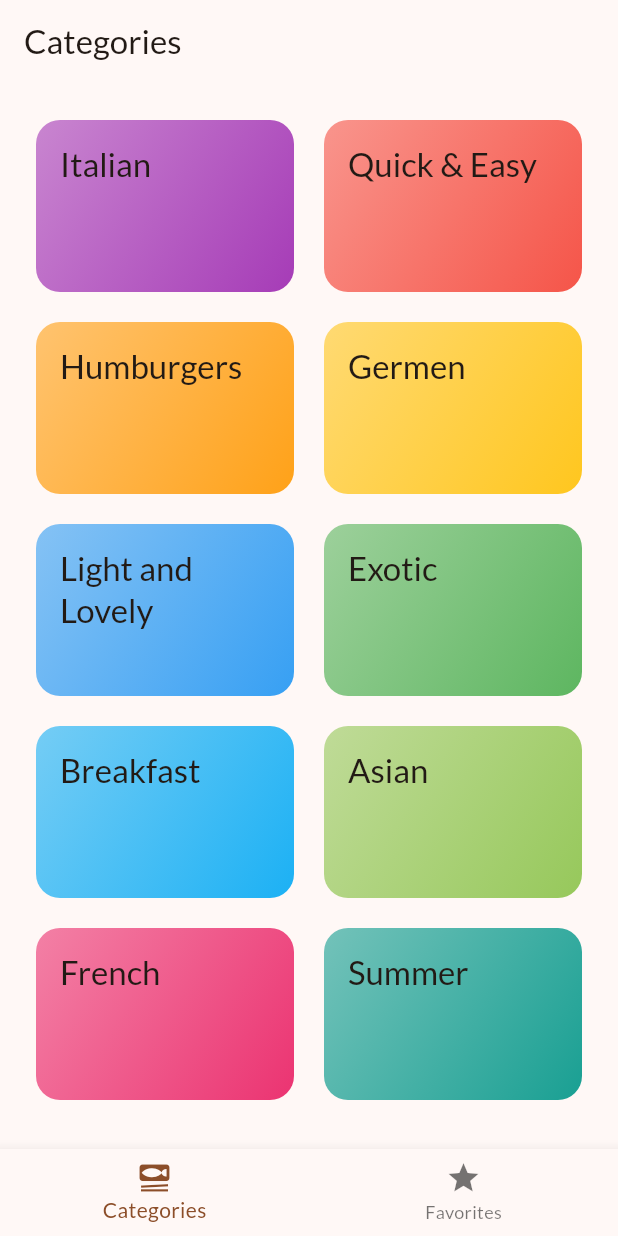
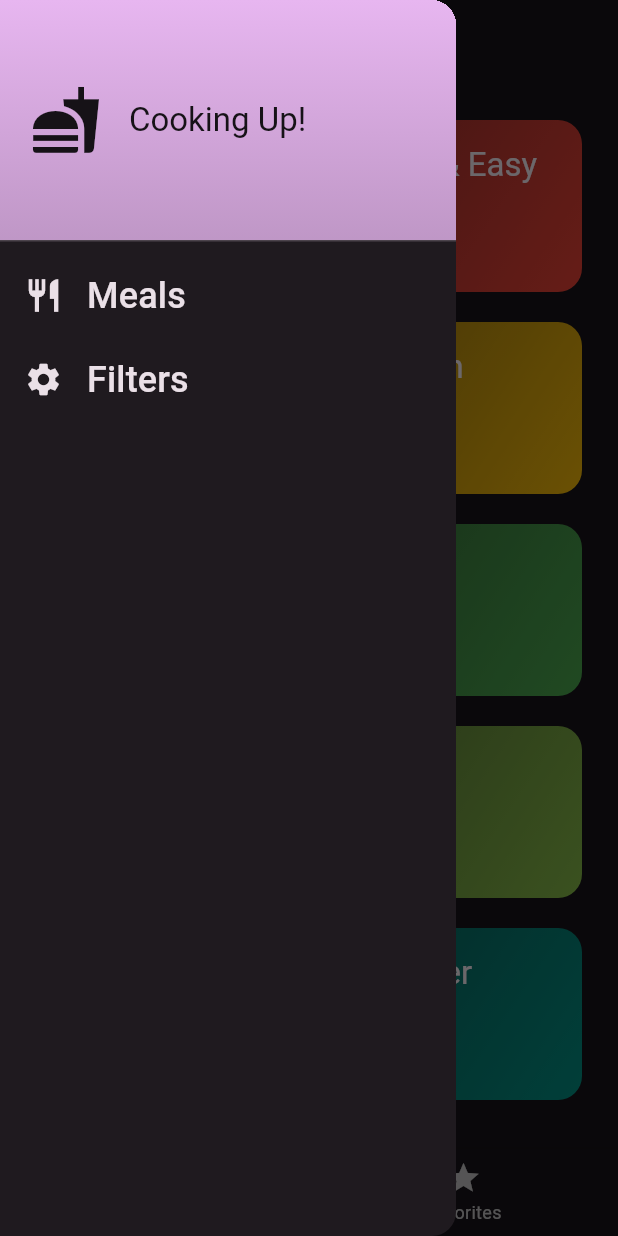
Before and after one commit to Don-sunny/Meals-App, a Flutter app: the screen it shows after launch, with the side drawer open (before the commit the screen has no drawer), on a phone screen of 412 x 824 dp. Run offline on Flutter 3.47's test engine with Material 2 defaults, Android fonts, the phone set to English and light mode, and no system bars; our stand-ins replace google_fonts, transparent_image; Roboto replaces fonts that are missing (Anuphan).

Commit message:
filter screen added

```diff
--- a/lib/main.dart
+++ b/lib/main.dart
@@ -1,12 +1,15 @@
 import 'package:flutter/material.dart';
 import 'package:google_fonts/google_fonts.dart';
+
 import 'package:meals_app/screens/tabs.dart';
 
 final theme = ThemeData(
-    useMaterial3: true,
-    colorScheme:
-        ColorScheme.fromSeed(seedColor: const Color.fromARGB(255, 131, 57, 0)),
-    textTheme: GoogleFonts.latoTextTheme());
+  useMaterial3: true,
+  colorScheme: ColorScheme.fromSeed(
+      brightness: Brightness.dark,
+      seedColor: const Color.fromARGB(255, 189, 72, 225)),
+  textTheme: GoogleFonts.anuphanTextTheme(),
+);
 
 void main() {
   runApp(const MyApp());
--- a/lib/screens/melas_details_screen.dart
+++ b/lib/screens/melas_details_screen.dart
@@ -15,7 +15,9 @@ class MealsDetailsScreen extends StatelessWidget {
   Widget build(BuildContext ctx) {
     return Scaffold(
         appBar: AppBar(
-          title: Text(meal.title),
+          title: Text(
+            meal.title,
+          ),
           actions: [
             IconButton(
                 onPressed: () {
@@ -53,7 +55,7 @@ class MealsDetailsScreen extends StatelessWidget {
                 height: 24,
               ),
               Text(
-                'steps',
+                'Steps',
                 style: Theme.of(ctx).textTheme.titleLarge!.copyWith(
                     color: Theme.of(ctx).colorScheme.primary,
                     fontWeight: FontWeight.bold),
--- /dev/null
+++ b/lib/widgets/main_drawer.dart
@@ -0,0 +1,81 @@
+import 'package:flutter/material.dart';
+
+class MainDrwer extends StatelessWidget {
+  const MainDrwer({super.key, required this.onSelectScreen});
+
+  final void Function(String identifier) onSelectScreen;
+
+  @override
+  Widget build(BuildContext ctx) {
+    return Drawer(
+      child: Column(
+        children: [
+          DrawerHeader(
+            padding: const EdgeInsets.all(20),
+            decoration: BoxDecoration(
+              gradient: LinearGradient(
+                colors: [
+                  Theme.of(ctx).colorScheme.primary,
+                  Theme.of(ctx).colorScheme.primary.withOpacity(0.8),
+                ],
+                begin: Alignment.topLeft,
+                end: Alignment.bottomLeft,
+              ),
+            ),
+            child: Row(
+              children: [
+                Icon(
+                  Icons.fastfood,
+                  size: 48,
+                  color: Theme.of(ctx).colorScheme.background,
+                ),
+                const SizedBox(
+                  width: 18,
+                ),
+                Text('Cooking Up!',
+                    style: Theme.of(ctx)
+                        .textTheme
+                        .titleLarge!
+                        .copyWith(color: Theme.of(ctx).colorScheme.background))
+              ],
+            ),
+          ),
+          ListTile(
+            leading: Icon(
+              Icons.restaurant,
+              size: 26,
+              color: Theme.of(ctx).colorScheme.onBackground,
+            ),
+            title: Text(
+              'Meals',
+              style: Theme.of(ctx).textTheme.titleSmall!.copyWith(
+                    color: Theme.of(ctx).colorScheme.onBackground,
+                    fontSize: 24,
+                  ),
+            ),
+            onTap: () {
+              onSelectScreen('meals');
+            },
+          ),
+          ListTile(
+            leading: Icon(
+              Icons.settings,
+              size: 26,
+              color: Theme.of(ctx).colorScheme.onBackground,
+            ),
+            title: Text(
+              'Filters',
+              style: Theme.of(ctx).textTheme.titleSmall!.copyWith(
+                    color: Theme.of(ctx).colorScheme.onBackground,
+                    fontSize: 24,
+                  ),
+            ),
+            onTap: () {
+              onSelectScreen('filters');
+            },
+          )
+        ],
+      ),
+    );
+  }
+}
```
Also changed, not shown: lib/screens/filters.dart (added, +145 -0 lines), lib/screens/tabs.dart (+16 -0 lines).
